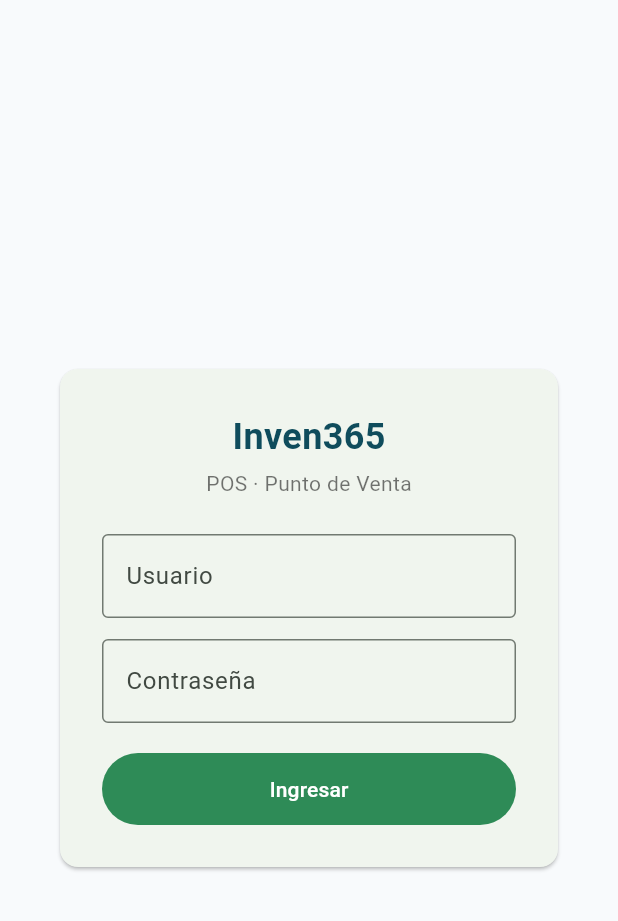
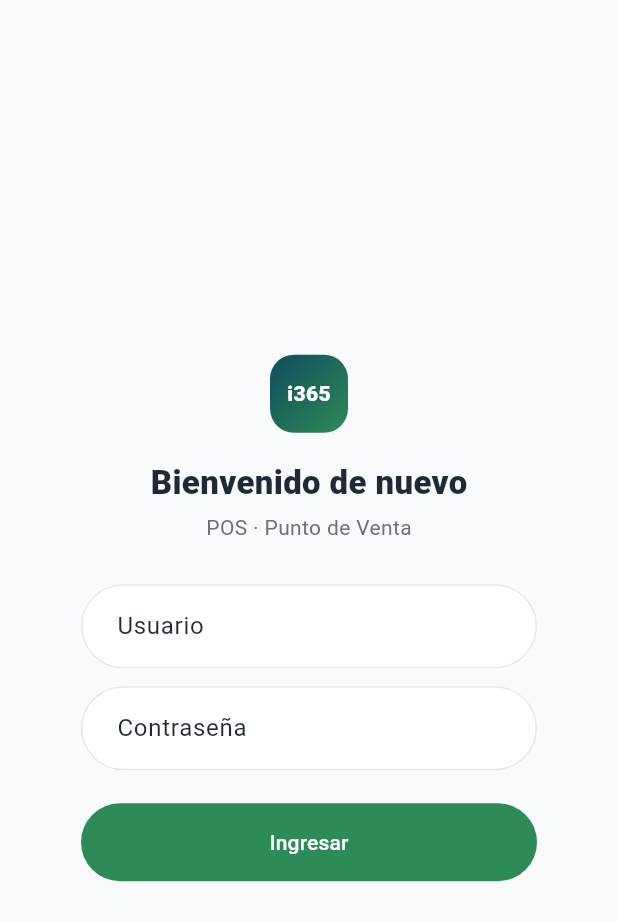
Before and after one commit to EPUAQUE/market-erp, a Flutter app: the screen it shows after launch, on a phone screen of 412 x 824 dp. Shown: the top 921 px of the screen. Run offline on Flutter 3.47's test engine with Material 3 defaults, Android fonts, the phone set to English and light mode, and no system bars; our stand-ins replace connectivity_plus, cookie_jar, decimal, dio, dio_cookie_manager, flutter_riverpod and 4 more; missing offline and left inert: mobile_scanner; accounts and stored records are empty; generated files the repository leaves out were written again.

Commit message:
feat(flutter): adapta el diseño del backoffice al POS — tema centralizado, modo oscuro, login rediseñado
Centraliza la paleta (ya casi idéntica a la del backoffice, solo dispersa
en constantes locales duplicadas) en core/theme/, agrega ThemeData real
(antes ningún widget usaba Theme.of(context)) y modo oscuro con la misma
política del backoffice: abre siempre en claro, cada usuario alterna,
persistido con shared_preferences (dependencia nueva).

Login rediseñado visualmente igual que el del backoffice (marca "i365",
sin Card con borde, campos píldora) sin tocar la lógica existente
(fix de scroll por teclado, distinción de error de red vs credenciales).

Alcance parcial a propósito: Caja, Cuentas por Cobrar, Pendientes,
escáner y las hojas de cobro/cliente siguen con colores fijos sin
responder al modo oscuro todavía — queda para una fase aparte.

De paso corrige test/widget_test.dart, que buscaba el texto "Market"
(roto desde antes de esta sesión, previo al rebrand a Inven365).

Co-Authored-By: Claude Sonnet 5 <noreply@anthropic.com>

```diff
--- /dev/null
+++ b/market-flutter/lib/core/theme/app_colors.dart
@@ -0,0 +1,77 @@
+import 'package:flutter/material.dart';
+
+/// Paleta única de la app — mismos tokens que `market-backoffice/src/styles/
+/// tokens.css` (petróleo/esmeralda/ámbar), para que el POS y el backoffice
+/// se vean como el mismo producto. La marca (`brand`/`primary`/`accent`) NO
+/// cambia entre claro y oscuro a propósito, igual que en el backoffice —
+/// solo cambian superficies/texto/borde y los tonos semánticos.
+class AppColors {
+  const AppColors({
+    required this.brand,
+    required this.primary,
+    required this.accent,
+    required this.bg,
+    required this.surface,
+    required this.surface2,
+    required this.text,
+    required this.textMuted,
+    required this.border,
+    required this.success,
+    required this.pending,
+    required this.overdue,
+    required this.danger,
+    required this.info,
+  });
+
+  final Color brand;
+  final Color primary;
+  final Color accent;
+  final Color bg;
+  final Color surface;
+  final Color surface2;
+  final Color text;
+  final Color textMuted;
+  final Color border;
+  final Color success;
+  final Color pending;
+  final Color overdue;
+  final Color danger;
+  final Color info;
+
+  static const light = AppColors(
+    brand: Color(0xFF0F4C5C),
+    primary: Color(0xFF2E8B57),
+    accent: Color(0xFFD9A441),
+    bg: Color(0xFFF8FAFC),
+    surface: Color(0xFFFFFFFF),
+    surface2: Color(0xFFF1F5F9),
+    text: Color(0xFF1F2937),
+    textMuted: Color(0xFF6B7280),
+    border: Color(0xFFE2E8F0),
+    success: Color(0xFF3BAA68),
+    pending: Color(0xFFF4B942),
+    overdue: Color(0xFFE08A3F),
+    danger: Color(0xFFDC6B6B),
+    info: Color(0xFF64748B),
+  );
+
+  static const dark = AppColors(
+    brand: Color(0xFF0F4C5C),
+    primary: Color(0xFF2E8B57),
+    accent: Color(0xFFD9A441),
+    bg: Color(0xFF10171A),
+    surface: Color(0xFF171F22),
+    surface2: Color(0xFF232B2E),
+    text: Color(0xFFE7EDEC),
+    textMuted: Color(0xFF93A3A2),
+    border: Color(0xFF2A3437),
+    success: Color(0xFF55C78A),
+    pending: Color(0xFFE8B969),
+    overdue: Color(0xFFE89E69),
+    danger: Color(0xFFF2897D),
+    info: Color(0xFF94A3B8),
+  );
+
+  static AppColors of(BuildContext context) =>
+      Theme.of(context).brightness == Brightness.dark ? dark : light;
+}
--- /dev/null
+++ b/market-flutter/lib/core/theme/app_theme.dart
@@ -0,0 +1,63 @@
+import 'package:flutter/material.dart';
+import 'app_colors.dart';
+
+/// `ThemeData` claro/oscuro construidos desde [AppColors] — mismo criterio
+/// que el backoffice: la marca no cambia entre temas, solo superficies.
+class AppTheme {
+  const AppTheme._();
+
+  static ThemeData light = _build(AppColors.light, Brightness.light);
+  static ThemeData dark = _build(AppColors.dark, Brightness.dark);
+
+  static ThemeData _build(AppColors colors, Brightness brightness) {
+    final colorScheme = ColorScheme(
+      brightness: brightness,
+      primary: colors.primary,
+      onPrimary: Colors.white,
+      secondary: colors.accent,
+      onSecondary: const Color(0xFF2E2008),
+      error: colors.danger,
+      onError: Colors.white,
+      surface: colors.surface,
+      onSurface: colors.text,
+    );
+
+    return ThemeData(
+      useMaterial3: true,
+      brightness: brightness,
+      colorScheme: colorScheme,
+      scaffoldBackgroundColor: colors.bg,
+      cardColor: colors.surface,
+      dividerColor: colors.border,
+      appBarTheme: AppBarTheme(
+        backgroundColor: colors.brand,
+        foregroundColor: Colors.white,
+      ),
+      filledButtonTheme: FilledButtonThemeData(
+        style: FilledButton.styleFrom(backgroundColor: colors.primary),
+      ),
+      elevatedButtonTheme: ElevatedButtonThemeData(
+        style: ElevatedButton.styleFrom(
+          backgroundColor: colors.primary,
+          foregroundColor: Colors.white,
+        ),
+      ),
+      inputDecorationTheme: InputDecorationTheme(
+        filled: true,
+        fillColor: colors.surface,
+        border: OutlineInputBorder(
+          borderRadius: BorderRadius.circular(12),
+          borderSide: BorderSide(color: colors.border),
+        ),
+        enabledBorder: OutlineInputBorder(
+          borderRadius: BorderRadius.circular(12),
+          borderSide: BorderSide(color: colors.border),
+        ),
+        focusedBorder: OutlineInputBorder(
+          borderRadius: BorderRadius.circular(12),
+          borderSide: BorderSide(color: colors.primary, width: 2),
+        ),
+      ),
+    );
+  }
+}
--- /dev/null
+++ b/market-flutter/lib/core/theme/theme_notifier.dart
@@ -0,0 +1,39 @@
+import 'package:flutter/material.dart';
+import 'package:flutter_riverpod/flutter_riverpod.dart';
+import 'package:shared_preferences/shared_preferences.dart';
+
+/// Preferencia de tema — siempre abre en claro, cada usuario elige oscuro si
+/// quiere (mismo criterio que `theme.store.ts` del backoffice: nunca sigue el
+/// tema del sistema operativo). Se persiste en `SharedPreferences` bajo la
+/// misma clave lógica que el backoffice usa en `localStorage`
+/// (`inven365-tema`), aunque son dispositivos distintos y no comparten el
+/// valor — es solo la misma convención de nombre.
+class ThemeNotifier extends Notifier<ThemeMode> {
+  static const _prefKey = 'inven365-tema';
+
+  @override
+  ThemeMode build() {
+    _cargarGuardado();
+    return ThemeMode.light;
+  }
+
+  Future<void> _cargarGuardado() async {
+    final prefs = await SharedPreferences.getInstance();
+    if (prefs.getString(_prefKey) == 'oscuro') {
+      state = ThemeMode.dark;
+    }
+  }
+
+  Future<void> alternar() async {
+    state = state == ThemeMode.dark ? ThemeMode.light : ThemeMode.dark;
+    final prefs = await SharedPreferences.getInstance();
+    await prefs.setString(
+      _prefKey,
+      state == ThemeMode.dark ? 'oscuro' : 'claro',
+    );
+  }
+}
+
+final themeModeProvider = NotifierProvider<ThemeNotifier, ThemeMode>(
+  ThemeNotifier.new,
+);
--- a/market-flutter/lib/features/auth/presentation/login_screen.dart
+++ b/market-flutter/lib/features/auth/presentation/login_screen.dart
@@ -1,6 +1,7 @@
 import 'package:flutter/material.dart';
 import 'package:flutter_riverpod/flutter_riverpod.dart';
 import '../../../core/network/api_exception.dart';
+import '../../../core/theme/app_colors.dart';
 import '../application/auth_notifier.dart';
 
 class LoginScreen extends ConsumerStatefulWidget {
@@ -41,12 +42,36 @@ class _LoginScreenState extends ConsumerState<LoginScreen> {
     }
   }
 
+  InputDecoration _pillDecoration(BuildContext context, String hint) {
+    final colors = AppColors.of(context);
+    final radius = BorderRadius.circular(999);
+    return InputDecoration(
+      hintText: hint,
+      filled: true,
+      fillColor: colors.surface,
+      contentPadding: const EdgeInsets.symmetric(horizontal: 20, vertical: 16),
+      border: OutlineInputBorder(
+        borderRadius: radius,
+        borderSide: BorderSide(color: colors.border),
+      ),
+      enabledBorder: OutlineInputBorder(
+        borderRadius: radius,
+        borderSide: BorderSide(color: colors.border),
+      ),
+      focusedBorder: OutlineInputBorder(
+        borderRadius: radius,
+        borderSide: BorderSide(color: colors.primary, width: 2),
+      ),
+    );
+  }
+
   @override
   Widget build(BuildContext context) {
     final loading = ref.watch(authNotifierProvider).isLoading;
+    final colors = AppColors.of(context);
 
     return Scaffold(
-      backgroundColor: const Color(0xFFF8FAFC),
+      backgroundColor: colors.bg,
       body: LayoutBuilder(
         builder: (context, constraints) {
           return SingleChildScrollView(
@@ -57,63 +82,92 @@ class _LoginScreenState extends ConsumerState<LoginScreen> {
               constraints: BoxConstraints(minHeight: constraints.maxHeight),
               child: Center(
                 child: ConstrainedBox(
-                  constraints: const BoxConstraints(maxWidth: 380),
-                  child: Card(
-                    margin: const EdgeInsets.all(24),
+                  constraints: const BoxConstraints(maxWidth: 360),
                   child: Padding(
                     padding: const EdgeInsets.all(28),
                     child: Column(
                       mainAxisSize: MainAxisSize.min,
                       children: [
-                          const Text(
-                            'Inven365',
+                        Container(
+                          width: 52,
+                          height: 52,
+                          decoration: BoxDecoration(
+                            gradient: LinearGradient(
+                              begin: Alignment.topLeft,
+                              end: Alignment.bottomRight,
+                              colors: [colors.brand, colors.primary],
+                            ),
+                            borderRadius: BorderRadius.circular(16),
+                          ),
+                          alignment: Alignment.center,
+                          child: const Text(
+                            'i365',
                             style: TextStyle(
-                              fontSize: 24,
-                              fontWeight: FontWeight.bold,
-                              color: Color(0xFF0F4C5C),
+                              color: Colors.white,
+                              fontWeight: FontWeight.w800,
+                              fontSize: 14,
+                            ),
+                          ),
+                        ),
+                        const SizedBox(height: 18),
+                        Text(
+                          'Bienvenido de nuevo',
+                          style: TextStyle(
+                            fontSize: 22,
+                            fontWeight: FontWeight.w800,
+                            color: colors.text,
                           ),
                         ),
                         const SizedBox(height: 4),
-                          const Text(
+                        Text(
                           'POS · Punto de Venta',
-                            style: TextStyle(color: Colors.black54),
+                          style: TextStyle(color: colors.textMuted),
                         ),
-                          const SizedBox(height: 24),
+                        const SizedBox(height: 28),
                         TextField(
                           controller: _usernameController,
-                            decoration: const InputDecoration(
-                              labelText: 'Usuario',
-                              border: OutlineInputBorder(),
-                            ),
+                          decoration: _pillDecoration(context, 'Usuario'),
+                          style: TextStyle(color: colors.text),
                           textInputAction: TextInputAction.next,
                         ),
-                          const SizedBox(height: 14),
+                        const SizedBox(height: 12),
                         TextField(
                           controller: _passwordController,
-                            decoration: const InputDecoration(
-                              labelText: 'Contraseña',
-                              border: OutlineInputBorder(),
-                            ),
+                          decoration: _pillDecoration(context, 'Contraseña'),
+                          style: TextStyle(color: colors.text),
                           obscureText: true,
                           onSubmitted: (_) => _onSubmit(),
                         ),
                         if (_errorMessage != null) ...[
-                            const SizedBox(height: 12),
-                            Text(
+                          const SizedBox(height: 14),
+                          Container(
+                            width: double.infinity,
+                            padding: const EdgeInsets.symmetric(
+                              horizontal: 16,
+                              vertical: 10,
+                            ),
+                            decoration: BoxDecoration(
+                              color: colors.danger.withValues(alpha: 0.12),
+                              borderRadius: BorderRadius.circular(12),
+                            ),
+                            child: Text(
                               _errorMessage!,
-                              style: const TextStyle(color: Color(0xFFDC6B6B)),
+                              style: TextStyle(
+                                color: colors.danger,
+                                fontWeight: FontWeight.w600,
+                              ),
+                            ),
                           ),
                         ],
-                          const SizedBox(height: 20),
+                        const SizedBox(height: 22),
                         SizedBox(
                           width: double.infinity,
                           child: FilledButton(
                             onPressed: loading ? null : _onSubmit,
                             style: FilledButton.styleFrom(
-                                backgroundColor: const Color(0xFF2E8B57),
-                                padding: const EdgeInsets.symmetric(
-                                  vertical: 14,
-                                ),
+                              backgroundColor: colors.primary,
+                              shape: const StadiumBorder(),
+                              padding: const EdgeInsets.symmetric(vertical: 16),
                             ),
                             child: loading
                                 ? const SizedBox(
@@ -133,7 +187,6 @@ class _LoginScreenState extends ConsumerState<LoginScreen> {
                 ),
               ),
             ),
-            ),
           );
         },
       ),
--- a/market-flutter/lib/features/dashboard/presentation/dashboard_widgets.dart
+++ b/market-flutter/lib/features/dashboard/presentation/dashboard_widgets.dart
@@ -3,9 +3,14 @@ import 'package:decimal/decimal.dart';
 import 'package:flutter/material.dart';
 
 /// Paleta compartida por los dos dashboards (encargado/vendedor) — mismos
-/// tokens de marca (`market-backoffice/CLAUDE.md`: petróleo/esmeralda/ámbar)
-/// más violeta/coral/azul para dar variedad visual a las tarjetas sin
-/// inventar un segundo sistema de diseño.
+/// valores que `AppColors.light` (`core/theme/app_colors.dart`, fuente única
+/// de verdad); duplicados aquí como literales `const` porque Dart no permite
+/// acceder a un campo de instancia de otra clase dentro de una expresión
+/// `const`. Si cambia el claro en `AppColors`, actualizar también acá.
+/// Violeta/coral/azul son decorativos propios de las tarjetas del dashboard,
+/// sin equivalente en el sistema de marca. Todavía toma siempre el valor
+/// claro — migrar estos dashboards a `AppColors.of(context)` queda para una
+/// fase aparte.
 class DashboardPalette {
   const DashboardPalette._();
 
@@ -18,8 +23,8 @@ class DashboardPalette {
   static const danger = Color(0xFFDC6B6B);
   static const warning = Color(0xFFF4B942);
   static const surface = Color(0xFFF8FAFC);
-  static const ink = Color(0xFF1E293B);
-  static const inkMuted = Color(0xFF64748B);
+  static const ink = Color(0xFF1F2937);
+  static const inkMuted = Color(0xFF6B7280);
 }
 
 /// Fondo con acento de color suave detrás de un ícono — usado como "avatar"
--- a/market-flutter/lib/features/dashboard_encargado/presentation/dashboard_encargado_screen.dart
+++ b/market-flutter/lib/features/dashboard_encargado/presentation/dashboard_encargado_screen.dart
@@ -4,6 +4,7 @@ import '../../auth/application/auth_notifier.dart';
 import '../../dashboard/application/dashboard_provider.dart';
 import '../../dashboard/data/dashboard_resumen.dart';
 import '../../dashboard/presentation/dashboard_widgets.dart';
+import '../../../core/theme/theme_notifier.dart';
 
 class DashboardEncargadoScreen extends ConsumerWidget {
   const DashboardEncargadoScreen({super.key});
@@ -14,6 +15,7 @@ class DashboardEncargadoScreen extends ConsumerWidget {
     if (tiendaId == null) return const SizedBox.shrink();
 
     final resumenAsync = ref.watch(dashboardResumenProvider(tiendaId));
+    final modoOscuro = ref.watch(themeModeProvider) == ThemeMode.dark;
 
     return Scaffold(
       backgroundColor: DashboardPalette.surface,
@@ -21,6 +23,15 @@ class DashboardEncargadoScreen extends ConsumerWidget {
         backgroundColor: DashboardPalette.brand,
         foregroundColor: Colors.white,
         title: const Text('Dashboard · Tienda'),
+        actions: [
+          IconButton(
+            icon: Icon(
+              modoOscuro ? Icons.light_mode_outlined : Icons.dark_mode_outlined,
+            ),
+            tooltip: modoOscuro ? 'Modo claro' : 'Modo oscuro',
+            onPressed: () => ref.read(themeModeProvider.notifier).alternar(),
+          ),
+        ],
       ),
       body: resumenAsync.when(
         data: (resumen) => _Contenido(tiendaId: tiendaId, resumen: resumen),
--- a/market-flutter/lib/features/dashboard_vendedor/presentation/dashboard_vendedor_screen.dart
+++ b/market-flutter/lib/features/dashboard_vendedor/presentation/dashboard_vendedor_screen.dart
@@ -4,6 +4,7 @@ import '../../auth/application/auth_notifier.dart';
 import '../../dashboard/application/dashboard_provider.dart';
 import '../../dashboard/data/dashboard_resumen.dart';
 import '../../dashboard/presentation/dashboard_widgets.dart';
+import '../../../core/theme/theme_notifier.dart';
 
 /// Rendimiento del vendedor. El backend agrega por TIENDA, no por vendedor
 /// (no expone `usuarioId` en `/me` ni un corte por vendedor en ventas) — así
@@ -20,6 +21,7 @@ class DashboardVendedorScreen extends ConsumerWidget {
     if (tiendaId == null) return const SizedBox.shrink();
 
     final resumenAsync = ref.watch(dashboardResumenProvider(tiendaId));
+    final modoOscuro = ref.watch(themeModeProvider) == ThemeMode.dark;
 
     return Scaffold(
       backgroundColor: DashboardPalette.surface,
@@ -27,6 +29,15 @@ class DashboardVendedorScreen extends ConsumerWidget {
         backgroundColor: DashboardPalette.brand,
         foregroundColor: Colors.white,
         title: const Text('Mi rendimiento'),
+        actions: [
+          IconButton(
+            icon: Icon(
+              modoOscuro ? Icons.light_mode_outlined : Icons.dark_mode_outlined,
+            ),
+            tooltip: modoOscuro ? 'Modo claro' : 'Modo oscuro',
+            onPressed: () => ref.read(themeModeProvider.notifier).alternar(),
+          ),
+        ],
       ),
       body: resumenAsync.when(
         data: (resumen) => _Contenido(tiendaId: tiendaId, resumen: resumen),
--- a/market-flutter/lib/features/ventas/presentation/pos_screen.dart
+++ b/market-flutter/lib/features/ventas/presentation/pos_screen.dart
@@ -3,10 +3,11 @@ import 'package:flutter_riverpod/flutter_riverpod.dart';
 import 'package:go_router/go_router.dart';
 import '../../auth/application/auth_notifier.dart';
 import '../../auth/presentation/logout_confirm.dart';
+import '../../../core/theme/app_colors.dart';
+import '../../../core/theme/theme_notifier.dart';
 import '../../../shared/widgets/connectivity_badge.dart';
 import '../application/modo_venta_rapida_provider.dart';
 import 'pos/pos_body_telefono.dart';
-import 'pos/pos_colors.dart';
 import 'pos/pos_columna_accesos.dart';
 import 'pos/pos_columna_carrito.dart';
 import 'pos/pos_columna_productos.dart';
@@ -42,6 +43,8 @@ class PosScreen extends ConsumerWidget {
     final puedeVerCuentasPorCobrar =
         sesion?.can('CUENTAS_POR_COBRAR_VER') ?? false;
     final modoRapido = ref.watch(modoVentaRapidaProvider);
+    final modoOscuro = ref.watch(themeModeProvider) == ThemeMode.dark;
+    final colors = AppColors.of(context);
     // Debajo de este ancho (teléfonos en portrait, ~411dp lógicos en un
     // Pixel de gama media) el título + badge + 5 botones de acción ya no
     // caben en una sola fila del AppBar — desbordan a la derecha. Esta app
@@ -76,9 +79,9 @@ class PosScreen extends ConsumerWidget {
     ];
 
     return Scaffold(
-      backgroundColor: const Color(0xFFF8FAFC),
+      backgroundColor: colors.bg,
       appBar: AppBar(
-        backgroundColor: posColorBrand,
+        backgroundColor: colors.brand,
         foregroundColor: Colors.white,
         title: const Text('POS · Nueva Venta'),
         actions: [
@@ -88,12 +91,19 @@ class PosScreen extends ConsumerWidget {
           ),
           IconButton(
             icon: Icon(modoRapido ? Icons.bolt : Icons.bolt_outlined),
-            color: modoRapido ? const Color(0xFFF4B942) : null,
+            color: modoRapido ? colors.pending : null,
             tooltip: modoRapido
                 ? 'Salir de Modo Venta Rápida'
                 : 'Modo Venta Rápida',
             onPressed: () =>
                 ref.read(modoVentaRapidaProvider.notifier).alternar(),
+          ),
+          IconButton(
+            icon: Icon(
+              modoOscuro ? Icons.light_mode_outlined : Icons.dark_mode_outlined,
+            ),
+            tooltip: modoOscuro ? 'Modo claro' : 'Modo oscuro',
+            onPressed: () => ref.read(themeModeProvider.notifier).alternar(),
           ),
           if (anchoAngosto)
             PopupMenuButton<VoidCallback>(
--- a/market-flutter/lib/main.dart
+++ b/market-flutter/lib/main.dart
@@ -1,6 +1,8 @@
 import 'package:flutter/material.dart';
 import 'package:flutter/services.dart';
 import 'package:flutter_riverpod/flutter_riverpod.dart';
+import 'core/theme/app_theme.dart';
+import 'core/theme/theme_notifier.dart';
 import 'router/app_router.dart';
 
 void main() async {
@@ -25,14 +27,13 @@ class MarketPosApp extends ConsumerWidget {
   @override
   Widget build(BuildContext context, WidgetRef ref) {
     final router = ref.watch(routerProvider);
+    final themeMode = ref.watch(themeModeProvider);
     return MaterialApp.router(
       title: 'Inven365 POS',
       debugShowCheckedModeBanner: false,
-      theme: ThemeData(
-        useMaterial3: true,
-        colorSchemeSeed: const Color(0xFF2E8B57),
-        scaffoldBackgroundColor: const Color(0xFFF8FAFC),
-      ),
+      theme: AppTheme.light,
+      darkTheme: AppTheme.dark,
+      themeMode: themeMode,
       routerConfig: router,
     );
   }
--- a/market-flutter/pubspec.yaml
+++ b/market-flutter/pubspec.yaml
@@ -47,6 +47,7 @@ dependencies:
   dio_cookie_manager: ^3.2.0
   cookie_jar: ^4.0.8
   uuid: ^4.5.1
+  shared_preferences: ^2.3.3
 
 dev_dependencies:
   flutter_test:
```
Also changed, not shown: market-flutter/lib/features/ventas/presentation/pos/pos_colors.dart (+7 -2 lines), market-flutter/pubspec.lock, 3 other files. Lines whose indentation alone changed are shown as unchanged.
